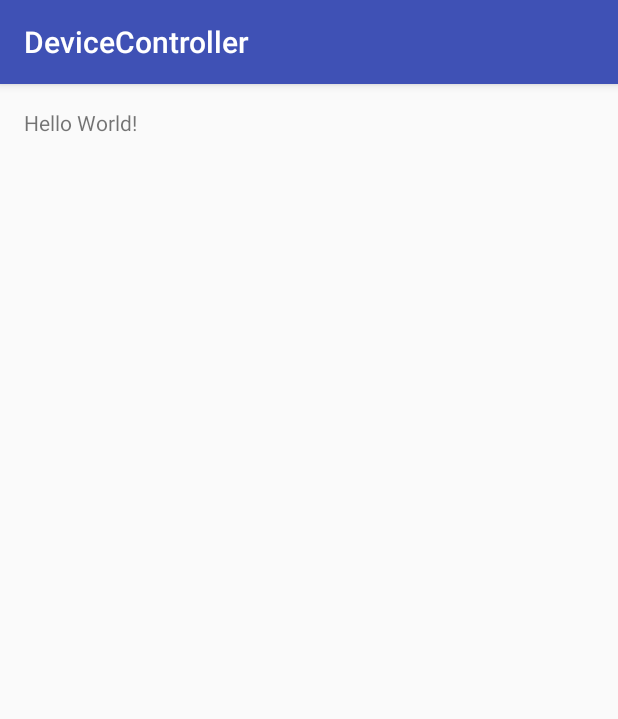
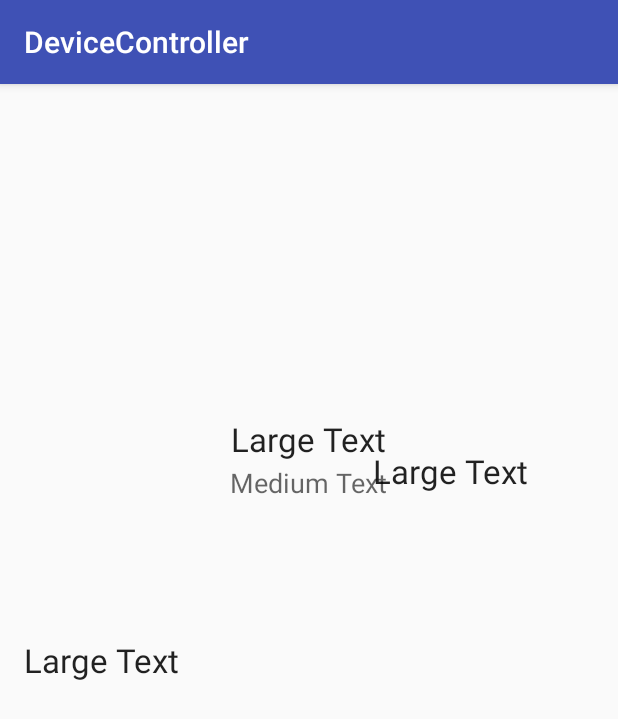
Before and after one commit to justincasali/Device-Controller, an Android app: the screen it shows after launch (MainActivity), on a phone screen of 412 x 824 dp. Shown: the top 719 px of the screen. Run offline under Robolectric (Android 15) with nearby library versions, the phone set to English and light mode, and no system bars.

```diff
--- a/Android/app/src/main/java/ecen/devicecontroller/MainActivity.java
+++ b/Android/app/src/main/java/ecen/devicecontroller/MainActivity.java
@@ -1,4 +1,5 @@
 package ecen.devicecontroller;
+import java.util.Calendar;
 
 import android.support.v7.app.AppCompatActivity;
 import android.os.Bundle;
@@ -9,5 +10,8 @@ public class MainActivity extends AppCompatActivity {
     protected void onCreate(Bundle savedInstanceState) {
         super.onCreate(savedInstanceState);
         setContentView(R.layout.activity_main);
+        Calendar cal = Calendar.getInstance();
+        int hour = cal.get(Calendar.HOUR);
+        int min = cal.get(Calendar.MINUTE);
     }
 }
--- a/Android/app/src/main/res/layout/activity_main.xml
+++ b/Android/app/src/main/res/layout/activity_main.xml
@@ -12,5 +12,40 @@
     <TextView
         android:layout_width="wrap_content"
         android:layout_height="wrap_content"
-        android:text="Hello World!" />
+        android:textAppearance="?android:attr/textAppearanceLarge"
+        android:text="Large Text"
+        android:id="@+id/textView"
+        android:layout_alignParentTop="true"
+        android:layout_alignParentEnd="true"
+        android:layout_marginEnd="43dp"
+        android:layout_marginTop="227dp" />
+
+    <TextView
+        android:layout_width="wrap_content"
+        android:layout_height="wrap_content"
+        android:textAppearance="?android:attr/textAppearanceLarge"
+        android:text="Large Text"
+        android:id="@+id/textView2"
+        android:layout_alignParentTop="true"
+        android:layout_centerHorizontal="true"
+        android:layout_marginTop="206dp" />
+
+    <TextView
+        android:layout_width="wrap_content"
+        android:layout_height="wrap_content"
+        android:textAppearance="?android:attr/textAppearanceLarge"
+        android:text="Large Text"
+        android:id="@+id/textView3"
+        android:layout_centerVertical="true"
+        android:layout_alignParentStart="true" />
+
+    <TextView
+        android:layout_width="wrap_content"
+        android:layout_height="wrap_content"
+        android:textAppearance="?android:attr/textAppearanceMedium"
+        android:text="Medium Text"
+        android:id="@+id/textView4"
+        android:layout_alignParentTop="true"
+        android:layout_centerHorizontal="true"
+        android:layout_marginTop="237dp" />
 </RelativeLayout>
```
